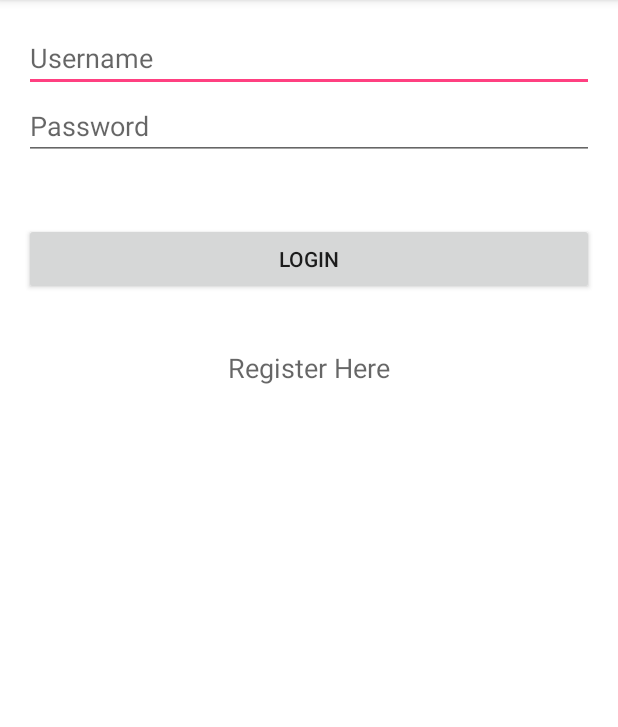
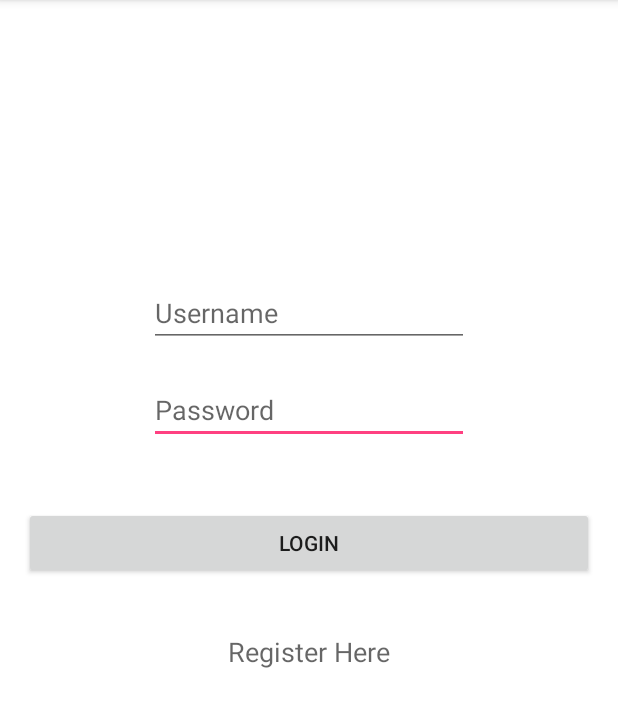
Before and after one commit to GurjitChahal/MenuCrooze, an Android app: the screen it shows after launch (LoginActivity), on a phone screen of 412 x 824 dp, the part 84-811 px from its top. Run offline under Robolectric (Android 15) with nearby library versions, the phone set to English and light mode, and no system bars.

Commit message:
changed login format

```diff
--- a/app/src/main/res/layout/activity_login.xml
+++ b/app/src/main/res/layout/activity_login.xml
@@ -10,32 +10,6 @@
     android:paddingTop="@dimen/activity_vertical_margin"
     android:background = "#ffffff"
     tools:context="com.example.gurjitc96.menucrooze.LoginActivity">
-
-    <EditText
-        android:layout_width="wrap_content"
-        android:layout_height="wrap_content"
-        android:inputType="textPersonName"
-        android:ems="10"
-        android:layout_alignParentTop="true"
-        android:layout_alignParentLeft="true"
-        android:layout_alignParentStart="true"
-        android:id="@+id/etUser"
-        android:layout_alignParentRight="true"
-        android:layout_alignParentEnd="true"
-        android:hint="Username" />
-
-    <EditText
-        android:layout_width="wrap_content"
-        android:layout_height="wrap_content"
-        android:inputType="textPassword"
-        android:ems="10"
-        android:layout_below="@+id/etUser"
-        android:layout_alignParentLeft="true"
-        android:layout_alignParentStart="true"
-        android:id="@+id/etPass"
-        android:layout_alignParentRight="true"
-        android:layout_alignParentEnd="true"
-        android:hint="Password" />
 
     <Button
         android:text="Login"
@@ -58,4 +32,26 @@
         android:layout_marginTop="36dp"
         android:id="@+id/tvRegisterHere"
         android:textAppearance="@android:style/TextAppearance.Material.Medium" />
+
+    <EditText
+        android:layout_width="wrap_content"
+        android:layout_height="wrap_content"
+        android:inputType="textPassword"
+        android:ems="10"
+        android:id="@+id/etPass"
+        android:hint="Password"
+        android:layout_marginTop="19dp"
+        android:layout_below="@+id/etUser"
+        android:layout_alignStart="@+id/etUser" />
+
+    <EditText
+        android:layout_width="wrap_content"
+        android:layout_height="wrap_content"
+        android:inputType="textPersonName"
+        android:ems="10"
+        android:id="@+id/etUser"
+        android:hint="Username"
+        android:layout_marginTop="170dp"
+        android:layout_alignParentTop="true"
+        android:layout_centerHorizontal="true" />
 </RelativeLayout>
```
